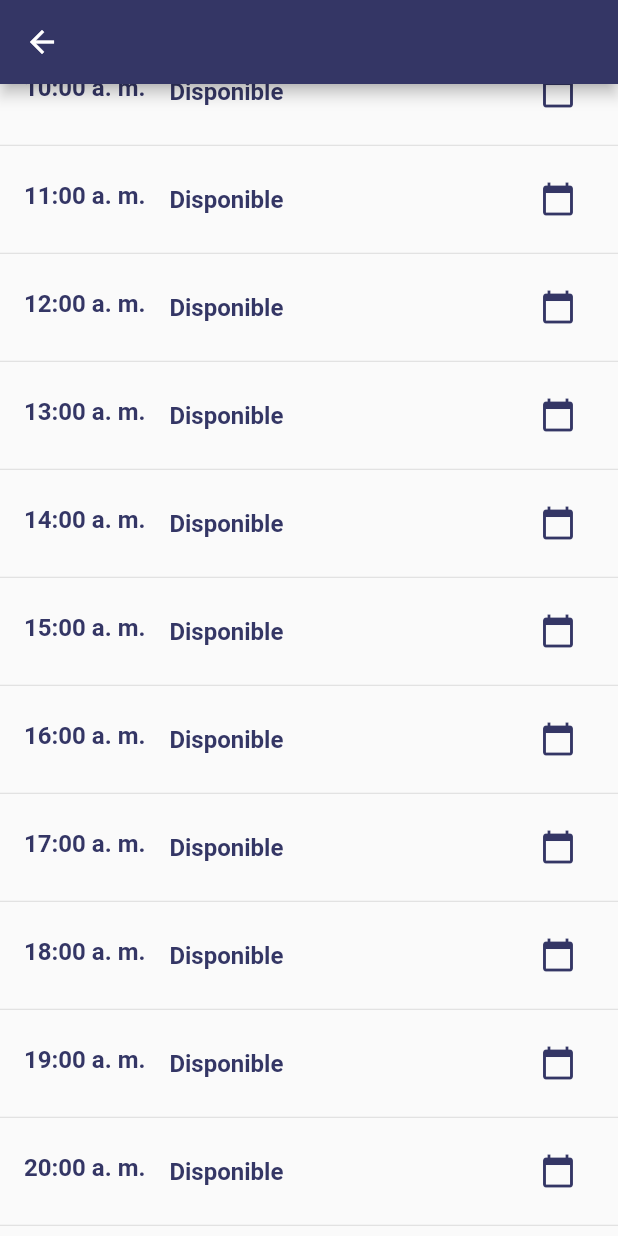
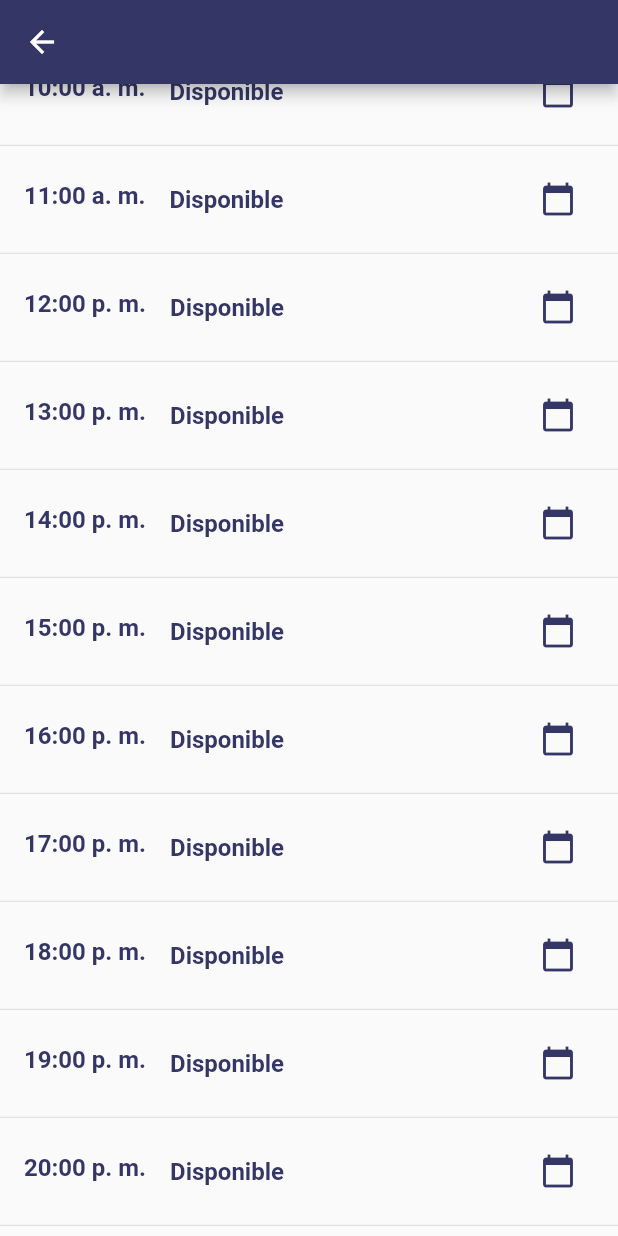
Before and after one commit to jairoD/medigestion, a Flutter app: the CalendarPage screen opened by its route, scrolled down 419 dp, on a phone screen of 412 x 824 dp. Run offline on Flutter 3.47's test engine with Material 2 defaults, Android fonts, the phone set to English and light mode, and no system bars; our stand-ins replace animate_do, cached_network_image, charts_flutter, circular_check_box, cloud_firestore, firebase_auth and 9 more; missing offline and left inert: color, dart:ffi, flutter_cupertino_date_picker, flutter_full_pdf_viewer, list_tile_more_customizable; accounts and stored records are empty.

Commit message:
fix and disponible

```diff
--- a/lib/src/pages/calendar_page.dart
+++ b/lib/src/pages/calendar_page.dart
@@ -212,6 +212,7 @@ class _CalendarPageState extends State<CalendarPage> {
                   ListTile(
                     enabled: true,
                     leading: int.parse(horario[index]) < 10
+                        ? int.parse(horario[index]) < 12
                             ? new Text(
                                 '0${horario[index]}:00 a. m.',
                                 style: new TextStyle(
@@ -222,7 +223,26 @@ class _CalendarPageState extends State<CalendarPage> {
                                     fontWeight: FontWeight.bold),
                               )
                             : new Text(
+                                '0${horario[index]}:00 p. m.',
+                                style: new TextStyle(
+                                    color: aux
+                                        ? Colors.grey
+                                        : Theme.of(context).primaryColor,
+                                    fontSize: 16,
+                                    fontWeight: FontWeight.bold),
+                              )
+                        : int.parse(horario[index]) < 12
+                            ? new Text(
                                 '${horario[index]}:00 a. m.',
+                                style: new TextStyle(
+                                    color: aux
+                                        ? Colors.grey
+                                        : Theme.of(context).primaryColor,
+                                    fontSize: 16,
+                                    fontWeight: FontWeight.bold),
+                              )
+                            : new Text(
+                                '${horario[index]}:00 p. m.',
                                 style: new TextStyle(
                                     color: aux
                                         ? Colors.grey
@@ -246,7 +266,8 @@ class _CalendarPageState extends State<CalendarPage> {
                                   .then((value) {
                                 if (value.documents.length != 0) {
                                   Fluttertoast.showToast(
-                                      msg: 'Fecha no disponible actualizando..');
+                                      msg:
+                                          'Fecha no disponible actualizando..');
                                   getAllCitas(dia);
                                 } else {
                                   Navigator.push(
--- a/lib/src/pages/citaForm_page.dart
+++ b/lib/src/pages/citaForm_page.dart
@@ -133,7 +133,8 @@ class _CitaFormState extends State<CitaForm> {
                                           '${widget.medico['name']} ${widget.medico['lastName']}',
                                       'medicoEspecialidad':
                                           '${widget.medico['about']}',
-                                      'dia': widget.dia
+                                      'dia': widget.dia,
+                                      'completada' : 'no'
                                     }).then((value) {
                                       setState(() {
                                         enabled = true;
```
Also changed, not shown: lib/src/models/cita.dart (+6 -2 lines), lib/src/pages/myCitaForm.dart (+11 -2 lines), 2 other files. Lines whose indentation alone changed are shown as unchanged.
